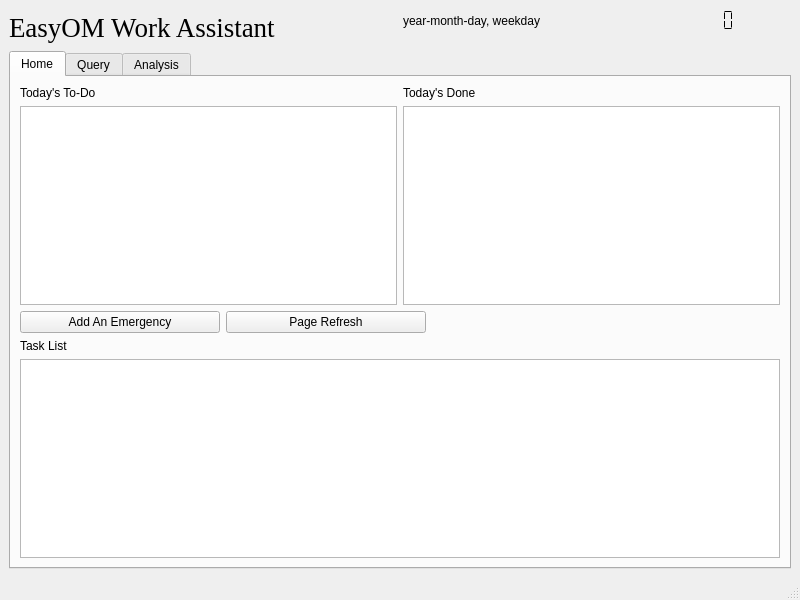
Jovany-Rong/EasyOM_Work_Assistant, file UIs/mainWindow.ui: the form before one commit.
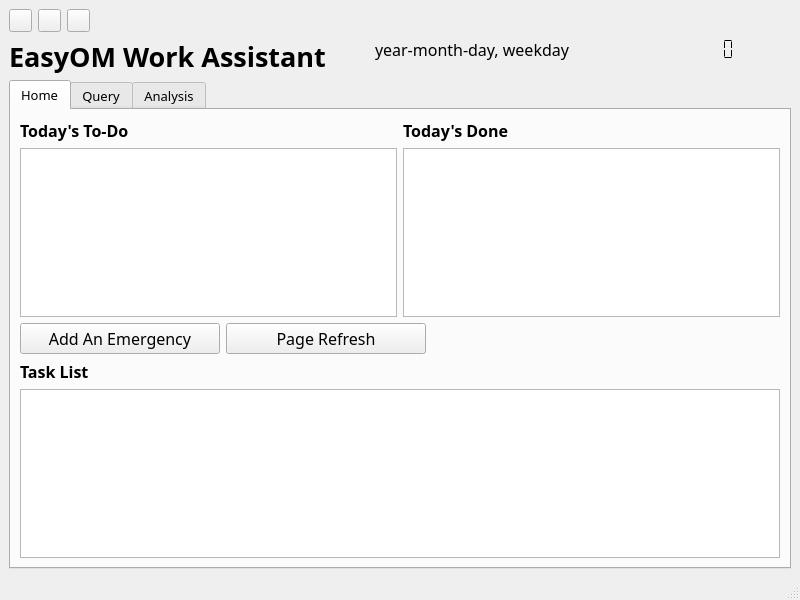
The form after the commit. The open tabs and pages were chosen to show the change.

```diff
--- a/UIs/mainWindow.ui
+++ b/UIs/mainWindow.ui
@@ -15,6 +15,98 @@
   </property>
   <widget class="QWidget" name="centralwidget">
    <layout class="QVBoxLayout" name="verticalLayout_6">
+    <item>
+     <layout class="QHBoxLayout" name="horizontalLayout_10">
+      <item>
+       <widget class="QPushButton" name="stop">
+        <property name="sizePolicy">
+         <sizepolicy hsizetype="Fixed" vsizetype="Fixed">
+          <horstretch>0</horstretch>
+          <verstretch>0</verstretch>
+         </sizepolicy>
+        </property>
+        <property name="minimumSize">
+         <size>
+          <width>23</width>
+          <height>23</height>
+         </size>
+        </property>
+        <property name="maximumSize">
+         <size>
+          <width>23</width>
+          <height>23</height>
+         </size>
+        </property>
+        <property name="text">
+         <string/>
+        </property>
+       </widget>
+      </item>
+      <item>
+       <widget class="QPushButton" name="min">
+        <property name="sizePolicy">
+         <sizepolicy hsizetype="Fixed" vsizetype="Fixed">
+          <horstretch>0</horstretch>
+          <verstretch>0</verstretch>
+         </sizepolicy>
+        </property>
+        <property name="minimumSize">
+         <size>
+          <width>23</width>
+          <height>23</height>
+         </size>
+        </property>
+        <property name="maximumSize">
+         <size>
+          <width>23</width>
+          <height>23</height>
+         </size>
+        </property>
+        <property name="text">
+         <string/>
+        </property>
+       </widget>
+      </item>
+      <item>
+       <widget class="QPushButton" name="max">
+        <property name="sizePolicy">
+         <sizepolicy hsizetype="Fixed" vsizetype="Fixed">
+          <horstretch>0</horstretch>
+          <verstretch>0</verstretch>
+         </sizepolicy>
+        </property>
+        <property name="minimumSize">
+         <size>
+          <width>23</width>
+          <height>23</height>
+         </size>
+        </property>
+        <property name="maximumSize">
+         <size>
+          <width>23</width>
+          <height>23</height>
+         </size>
+        </property>
+        <property name="text">
+         <string/>
+        </property>
+       </widget>
+      </item>
+      <item>
+       <spacer name="horizontalSpacer_4">
+        <property name="orientation">
+         <enum>Qt::Horizontal</enum>
+        </property>
+        <property name="sizeHint" stdset="0">
+         <size>
+          <width>40</width>
+          <height>20</height>
+         </size>
+        </property>
+       </spacer>
+      </item>
+     </layout>
+    </item>
     <item>
      <layout class="QHBoxLayout" name="horizontalLayout_2">
       <item>
@@ -27,8 +119,10 @@
         </property>
         <property name="font">
          <font>
-          <family>Times New Roman</family>
+          <family>微软雅黑</family>
           <pointsize>20</pointsize>
+          <weight>75</weight>
+          <bold>true</bold>
          </font>
         </property>
         <property name="text">
@@ -48,6 +142,12 @@
               <height>23</height>
              </size>
             </property>
+            <property name="font">
+             <font>
+              <family>楷体</family>
+              <pointsize>12</pointsize>
+             </font>
+            </property>
             <property name="layoutDirection">
              <enum>Qt::LeftToRight</enum>
             </property>
@@ -73,6 +173,11 @@
               <height>23</height>
              </size>
             </property>
+            <property name="font">
+             <font>
+              <family>Adobe Arabic</family>
+             </font>
+            </property>
             <property name="statusTip">
              <string/>
             </property>
@@ -111,6 +216,12 @@
     </item>
     <item>
      <widget class="QTabWidget" name="tabWidget">
+      <property name="font">
+       <font>
+        <family>微软雅黑</family>
+        <pointsize>10</pointsize>
+       </font>
+      </property>
       <property name="currentIndex">
        <number>2</number>
       </property>
@@ -125,6 +236,14 @@
            <layout class="QVBoxLayout" name="verticalLayout_2">
             <item>
              <widget class="QLabel" name="todayTodoLabel">
+              <property name="font">
+               <font>
+                <family>微软雅黑</family>
+                <pointsize>12</pointsize>
+                <weight>75</weight>
+                <bold>true</bold>
+               </font>
+              </property>
               <property name="text">
                <string>Today's To-Do</string>
               </property>
@@ -135,6 +254,18 @@
               <property name="editTriggers">
                <set>QAbstractItemView::NoEditTriggers</set>
               </property>
+              <property name="dragEnabled">
+               <bool>false</bool>
+              </property>
+              <property name="sortingEnabled">
+               <bool>true</bool>
+              </property>
+              <attribute name="horizontalHeaderCascadingSectionResizes">
+               <bool>false</bool>
+              </attribute>
+              <attribute name="horizontalHeaderMinimumSectionSize">
+               <number>80</number>
+              </attribute>
              </widget>
             </item>
            </layout>
@@ -143,6 +274,13 @@
            <layout class="QVBoxLayout" name="verticalLayout_3">
             <item>
              <widget class="QLabel" name="todayDoneLabel">
+              <property name="font">
+               <font>
+                <pointsize>12</pointsize>
+                <weight>75</weight>
+                <bold>true</bold>
+               </font>
+              </property>
               <property name="text">
                <string>Today's Done</string>
               </property>
@@ -153,6 +291,18 @@
               <property name="editTriggers">
                <set>QAbstractItemView::NoEditTriggers</set>
               </property>
+              <property name="dragEnabled">
+               <bool>false</bool>
+              </property>
+              <property name="sortingEnabled">
+               <bool>true</bool>
+              </property>
+              <attribute name="horizontalHeaderCascadingSectionResizes">
+               <bool>false</bool>
+              </attribute>
+              <attribute name="horizontalHeaderMinimumSectionSize">
+               <number>80</number>
+              </attribute>
              </widget>
             </item>
            </layout>
@@ -180,6 +330,12 @@
                 <height>16777215</height>
                </size>
               </property>
+              <property name="font">
+               <font>
+                <family>隶书</family>
+                <pointsize>12</pointsize>
+               </font>
+              </property>
               <property name="text">
                <string>Add An Emergency</string>
               </property>
@@ -199,6 +355,12 @@
                 <height>16777215</height>
                </size>
               </property>
+              <property name="font">
+               <font>
+                <family>隶书</family>
+                <pointsize>12</pointsize>
+               </font>
+              </property>
               <property name="text">
                <string>Page Refresh</string>
               </property>
@@ -225,6 +387,13 @@
          <layout class="QVBoxLayout" name="verticalLayout_4">
           <item>
            <widget class="QLabel" name="taskListLabel">
+            <property name="font">
+             <font>
+              <pointsize>12</pointsize>
+              <weight>75</weight>
+              <bold>true</bold>
+             </font>
+            </property>
             <property name="text">
              <string>Task List</string>
             </property>
@@ -235,6 +404,18 @@
             <property name="editTriggers">
              <set>QAbstractItemView::NoEditTriggers</set>
             </property>
+            <property name="dragEnabled">
+             <bool>false</bool>
+            </property>
+            <property name="sortingEnabled">
+             <bool>true</bool>
+            </property>
+            <attribute name="horizontalHeaderCascadingSectionResizes">
+             <bool>false</bool>
+            </attribute>
+            <attribute name="horizontalHeaderMinimumSectionSize">
+             <number>80</number>
+            </attribute>
            </widget>
           </item>
          </layout>
```
Left out of the diff: 29 changed lines with no effect on the pictures.
